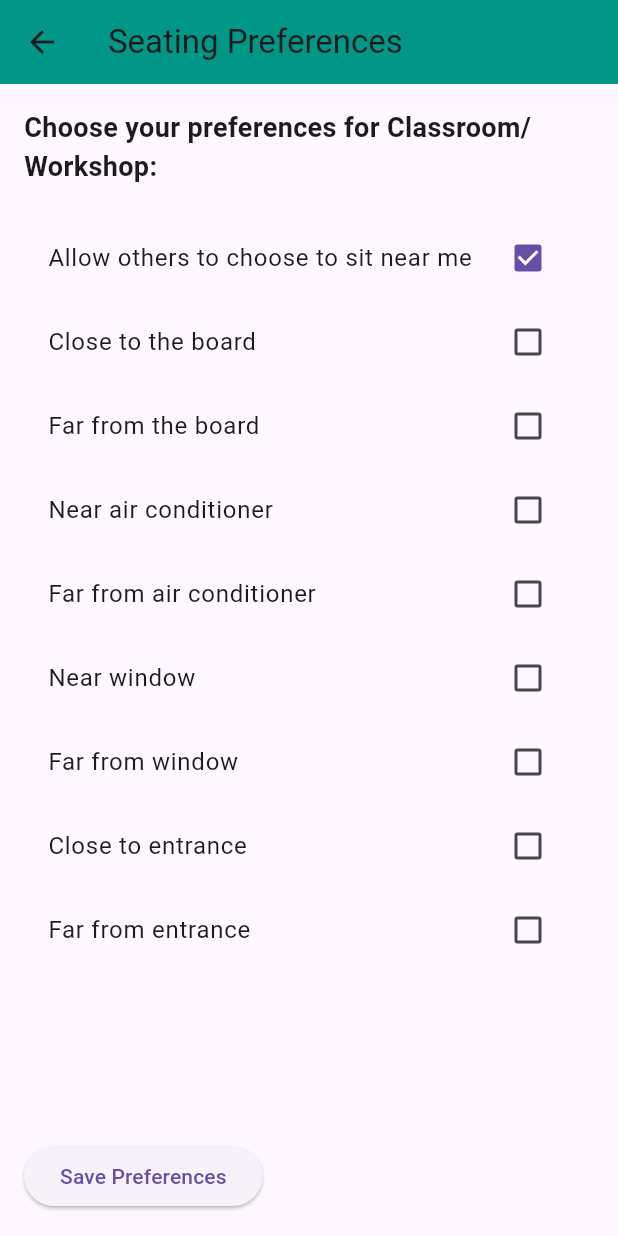
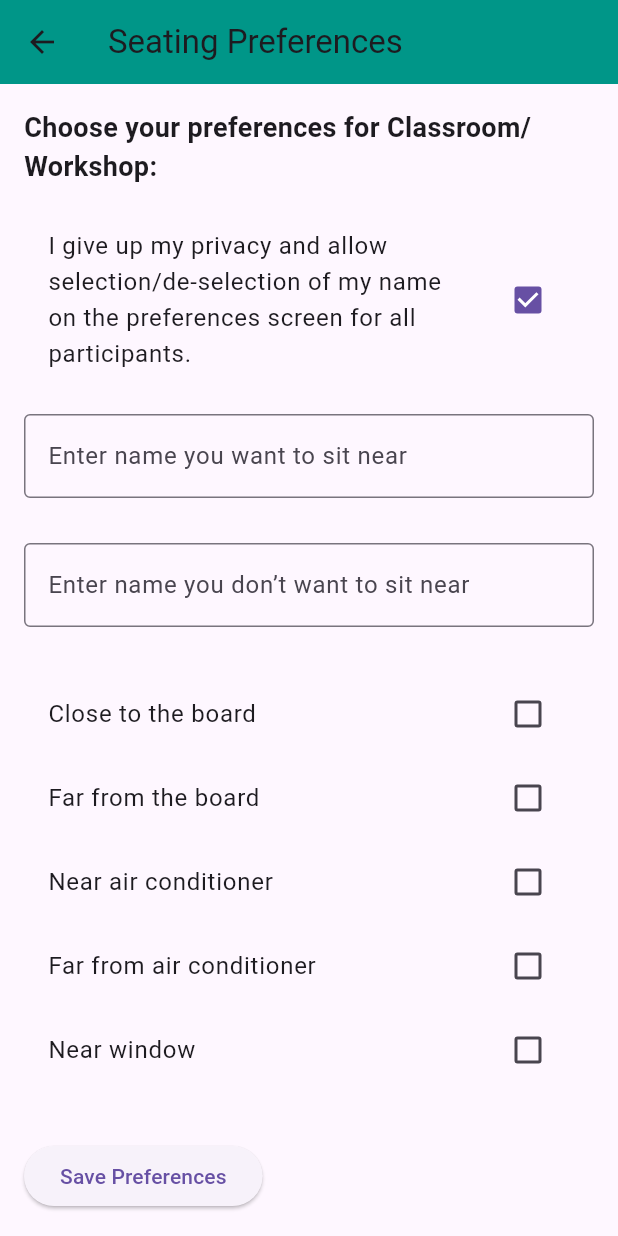
Before and after one commit to nativlevi/place_me, a Flutter app: the SeatingPreferencesScreen screen opened by its route, on a phone screen of 412 x 824 dp. Run offline on Flutter 3.47's test engine with Material 3 defaults, Android fonts, the phone set to English and light mode, and no system bars; our stand-ins replace file_picker, image_picker, lottie.

Commit message:
Adding requirements - Participating part

```diff
--- a/lib/preferences_screen.dart
+++ b/lib/preferences_screen.dart
@@ -13,6 +13,14 @@ class SeatingPreferencesScreen extends StatefulWidget {
 class _SeatingPreferencesScreenState extends State<SeatingPreferencesScreen> {
   bool allowNearbySelection = true;
   Map<String, bool> preferences = {};
+
+  // רשימות לשמירת השמות שהמשתמש מזין
+  final List<String> wantToSitNear = [];
+  final List<String> dontWantToSitNear = [];
+
+  // בקרי טקסט לשדות הקלט
+  final TextEditingController wantToSitNearController = TextEditingController();
+  final TextEditingController dontWantToSitNearController = TextEditingController();
 
   @override
   void initState() {
@@ -77,7 +85,7 @@ class _SeatingPreferencesScreenState extends State<SeatingPreferencesScreen> {
             ),
             SizedBox(height: 20),
             CheckboxListTile(
-              title: Text('Allow others to choose to sit near me'),
+              title: Text('I give up my privacy and allow selection/de-selection of my name on the preferences screen for all participants.'),
               value: allowNearbySelection,
               onChanged: (value) {
                 setState(() {
@@ -85,6 +93,73 @@ class _SeatingPreferencesScreenState extends State<SeatingPreferencesScreen> {
                 });
               },
             ),
+            SizedBox(height: 20),
+
+            // שדה להזנת שמות של אנשים שהמשתמש רוצה לשבת לידם
+            TextField(
+              controller: wantToSitNearController,
+              decoration: InputDecoration(
+                labelText: 'Enter name you want to sit near',
+                border: OutlineInputBorder(),
+              ),
+              onSubmitted: (value) {
+                if (value.isNotEmpty) {
+                  setState(() {
+                    wantToSitNear.add(value);
+                    wantToSitNearController.clear();
+                  });
+                }
+              },
+            ),
+            SizedBox(height: 10),
+            Wrap(
+              children: wantToSitNear
+                  .map((name) => Chip(
+                label: Text(name),
+                onDeleted: () {
+                  setState(() {
+                    wantToSitNear.remove(name);
+                  });
+                },
+              ))
+                  .toList(),
+            ),
+
+            SizedBox(height: 20),
+
+            // שדה להזנת שמות של אנשים שהמשתמש לא רוצה לשבת לידם
+            TextField(
+              controller: dontWantToSitNearController,
+              decoration: InputDecoration(
+                labelText: 'Enter name you don’t want to sit near',
+                border: OutlineInputBorder(),
+              ),
+              onSubmitted: (value) {
+                if (value.isNotEmpty) {
+                  setState(() {
+                    dontWantToSitNear.add(value);
+                    dontWantToSitNearController.clear();
+                  });
+                }
+              },
+            ),
+            SizedBox(height: 10),
+            Wrap(
+              children: dontWantToSitNear
+                  .map((name) => Chip(
+                label: Text(name),
+                onDeleted: () {
+                  setState(() {
+                    dontWantToSitNear.remove(name);
+                  });
+                },
+              ))
+                  .toList(),
+            ),
+
+            SizedBox(height: 20),
+
+            // רשימת העדפות
             Expanded(
               child: ListView(
                 children: preferences.keys.map((preference) {
```
Also changed, not shown: pubspec.lock (added).
